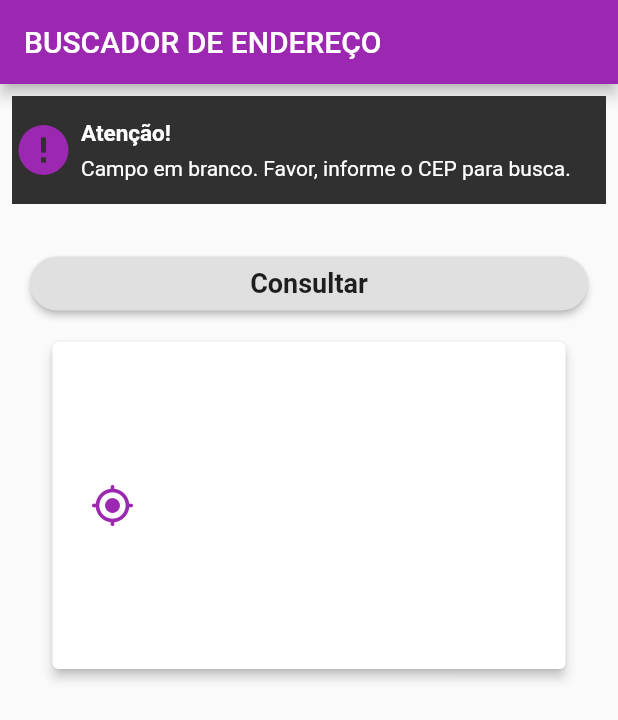
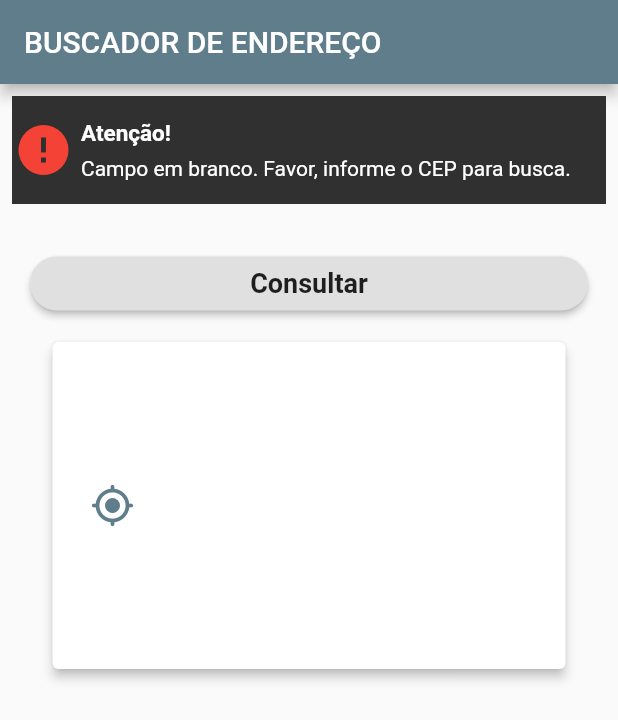
Before and after one commit to LemosCharles/flutter_buscador_cep_web_service, a Flutter app: the screen it shows after launch, after a tap on "Consultar", on a phone screen of 412 x 824 dp. Shown: the top 720 px of the screen. Run offline on Flutter 3.47's test engine with Material 2 defaults, Android fonts, the phone set to English and light mode, and no system bars; drawn by our look-alikes of another_flushbar; missing offline and left inert: dart:ffi.

Commit message:
Versão 05 - FlushBar e Cores

```diff
--- a/lib/main.dart
+++ b/lib/main.dart
@@ -6,9 +6,9 @@ void main() {
     debugShowCheckedModeBanner: false,
     home: HomePage(),
     theme:
-        ThemeData(brightness: Brightness.light, primarySwatch: Colors.purple),
+        ThemeData(brightness: Brightness.light, primarySwatch: Colors.blueGrey),
     darkTheme: ThemeData(
-      brightness: Brightness.dark,
+      brightness: Brightness.light,
     ),
   ));
 }
--- a/lib/views/home_page.dart
+++ b/lib/views/home_page.dart
@@ -122,7 +122,7 @@ class _HomePageState extends State<HomePage> {
             children: [
               Icon(
                 Icons.gps_fixed_rounded,
-                color: Colors.purple,
+                color: Colors.blueGrey,
                 size: 30,
               ),
               SizedBox(
@@ -297,15 +297,13 @@ class _HomePageState extends State<HomePage> {
     });
   }
 
-  // FlushBar
-
   void showTopSnackBar(BuildContext context) => show(
         context,
         Flushbar(
           icon: Icon(
             Icons.error,
             size: 40,
-            color: Colors.purple,
+            color: Colors.red,
           ),
 
           shouldIconPulse: false,
```
